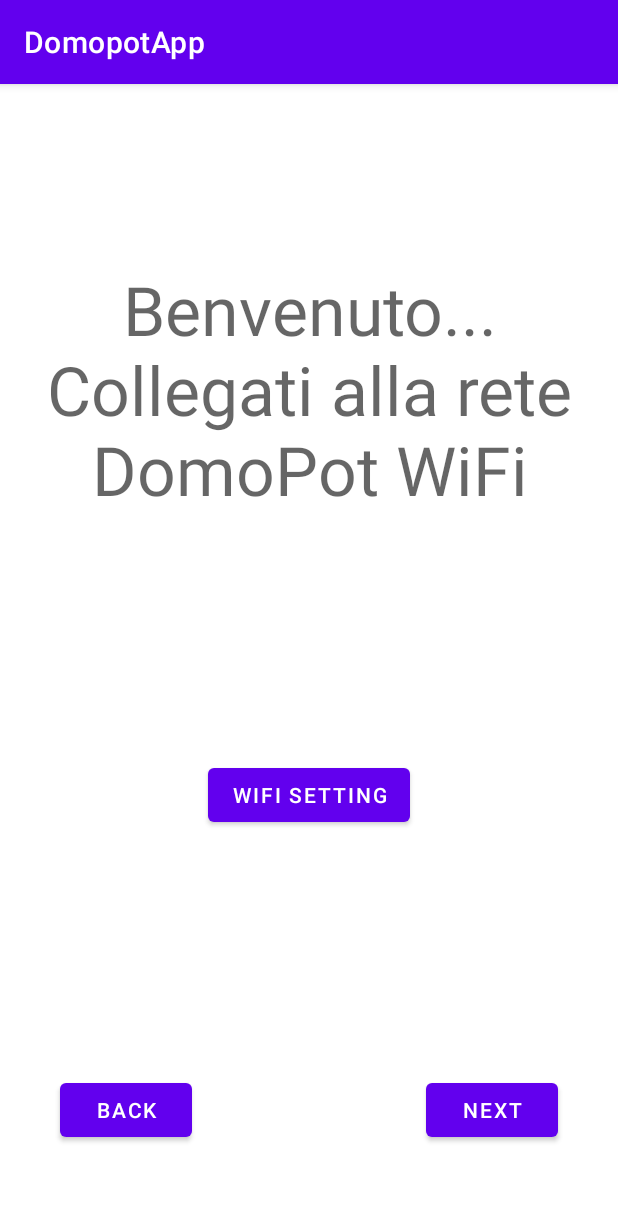
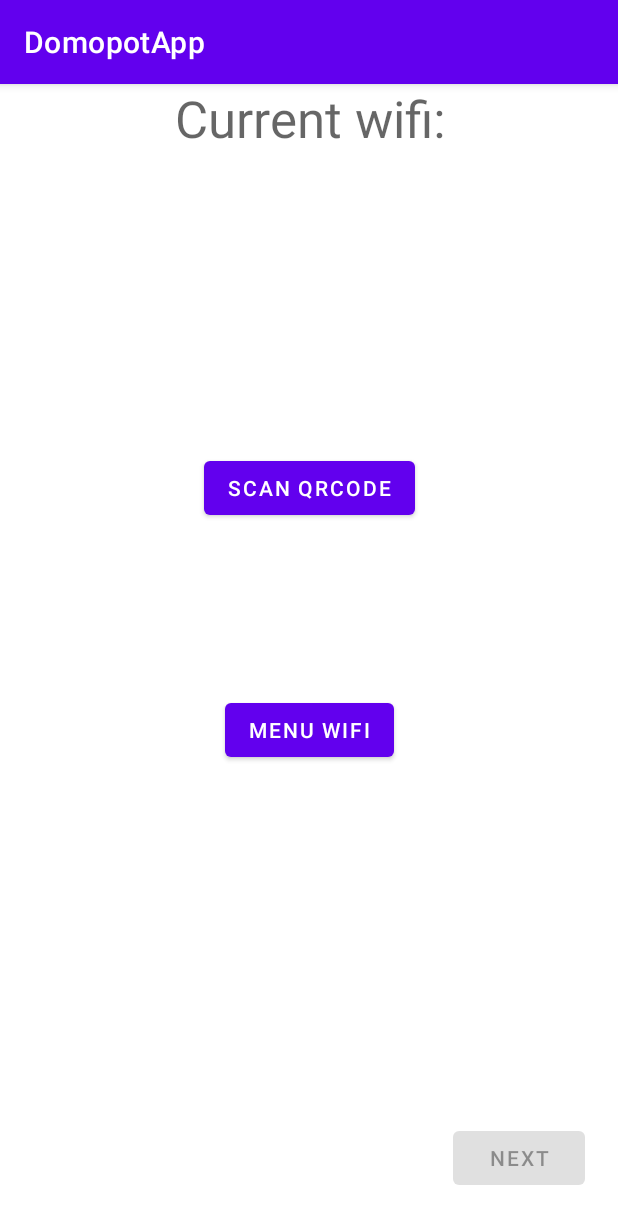
Before and after one commit to ismaelePiparo/Domopot, an Android app: the ConfigStep1 screen opened through its navigation route, on a phone screen of 412 x 824 dp. Shown: the top 1224 px of the screen. Run offline under Robolectric (Android 15) with nearby library versions, the phone set to English and light mode, and no system bars.

Commit message:
Aggiunta scelta reti wifi
Aggiunti tutti i permessi nel manifest file e primo abbozzo del primo step di configurazione del esp8266

```diff
--- a/Android/app/build.gradle
+++ b/Android/app/build.gradle
@@ -45,5 +45,6 @@ dependencies {
     implementation 'com.android.volley:volley:1.1.0'
     implementation 'androidx.navigation:navigation-fragment-ktx:2.3.5'
     implementation 'androidx.navigation:navigation-ui-ktx:2.3.5'
+    implementation 'androidx.fragment:fragment-ktx:1.4.0'
 
 }
--- a/Android/app/src/main/java/com/example/domopotapp/ui/main/ConfigStep1.kt
+++ b/Android/app/src/main/java/com/example/domopotapp/ui/main/ConfigStep1.kt
@@ -1,9 +1,17 @@
 package com.example.domopotapp.ui.main
 
+import android.content.BroadcastReceiver
+import android.content.Context
+import android.content.Intent
+import android.content.IntentFilter
+import android.net.wifi.WifiManager
 import android.os.Bundle
+import android.provider.Settings
 import androidx.fragment.app.Fragment
 import android.view.View
 import android.widget.Button
+import android.widget.TextView
+import androidx.fragment.app.activityViewModels
 import androidx.navigation.fragment.findNavController
 
 import com.example.domopotapp.R
@@ -18,19 +26,78 @@ class ConfigStep1 : Fragment(R.layout.fragment_config_setp_1) {
         }
     }
 
+    private val viewModel by activityViewModels<MainViewModel>()
+
+    private val TAG = ConfigStep1::class.java.name
+
+    private var wifiManager: WifiManager? = null
+    private lateinit var scanBtn: Button
+    private lateinit var nextBtn: Button
+    private lateinit var wifiBtn: Button
+    private lateinit var infoWifi: TextView
+    private var currentWifi: String =""
+
 
     override fun onViewCreated(view: View, savedInstanceState: Bundle?) {
         super.onViewCreated(view, savedInstanceState)
-        val next=view.findViewById<Button>(R.id.add)
-        val back=view.findViewById<Button>(R.id.back)
 
-        next.setOnClickListener{
+        nextBtn=view.findViewById<Button>(R.id.next)
+        infoWifi=view.findViewById<TextView>(R.id.current_wifi)
+        scanBtn=view.findViewById<Button>(R.id.scanBtn)
+        wifiBtn=view.findViewById<Button>(R.id.wifiMenu)
+        wifiManager = requireActivity().getApplicationContext().getSystemService(Context.WIFI_SERVICE) as WifiManager
+
+        wifiBtn.setOnClickListener {
+            val intent = Intent(Settings.ACTION_WIFI_SETTINGS)
+            startActivity(intent)
+        }
+
+        nextBtn.isEnabled=false
+        nextBtn.setOnClickListener{
             findNavController().navigate(R.id.action_configStep_1_to_configStep_2)
         }
+    }
+    var wifiStatus: BroadcastReceiver = object : BroadcastReceiver() {
+        override fun onReceive(context: Context, intent: Intent) {
+            val wifiStateExtra = intent.getIntExtra(
+                WifiManager.EXTRA_WIFI_STATE,
+                WifiManager.WIFI_STATE_UNKNOWN
+            )
+            when (wifiStateExtra) {
+                WifiManager.WIFI_STATE_ENABLED -> {
+                    infoWifi.text="connessione in corso..."
+                }
+                WifiManager.WIFI_STATE_DISABLED -> {
+                    infoWifi.text="NO WIFI"
+                }
+            }
+        }
+    }
 
-        back.setOnClickListener{
-            findNavController().navigate(R.id.action_configStep_1_to_home)
+    var networkStatus: BroadcastReceiver = object : BroadcastReceiver() {
+        override fun onReceive(context: Context, intent: Intent) {
+            if(wifiManager!!.connectionInfo.ssid.equals("<unknown ssid>") && wifiManager!!.isWifiEnabled){
+                infoWifi.text = "connessione in corso..."
+            }else if (!wifiManager!!.isWifiEnabled){
+                infoWifi.text="NO WIFI"
+            }else{
+                infoWifi.text=wifiManager!!.connectionInfo.ssid
+                if(wifiManager!!.connectionInfo.ssid.equals("\"" + "AndroidWifi" + "\"")){
+                    nextBtn.isEnabled=true
+                }
+            }
         }
+    }
 
+    override fun onResume() {
+        super.onResume()
+        requireActivity().registerReceiver(wifiStatus, IntentFilter(WifiManager.WIFI_STATE_CHANGED_ACTION))
+        requireActivity().registerReceiver(networkStatus, IntentFilter(WifiManager.NETWORK_STATE_CHANGED_ACTION))
+    }
+
+    override fun onPause(){
+        super.onPause()
+        requireActivity().unregisterReceiver(wifiStatus)
+        requireActivity().unregisterReceiver(networkStatus)
     }
 }
--- a/Android/app/src/main/res/layout/fragment_config_setp_1.xml
+++ b/Android/app/src/main/res/layout/fragment_config_setp_1.xml
@@ -8,45 +8,46 @@
     tools:context=".ui.main.ConfigStep1">
 
     <TextView
-        android:id="@+id/message"
+        android:id="@+id/current_wifi"
         android:layout_width="wrap_content"
         android:layout_height="wrap_content"
-        android:layout_marginTop="120dp"
         android:gravity="center"
-        android:text="Benvenuto... Collegati alla rete DomoPot WiFi"
-        android:textAppearance="@style/TextAppearance.AppCompat.Display2"
+        android:text="Current wifi:"
+        android:textAppearance="@style/TextAppearance.AppCompat.Display1"
         app:layout_constraintEnd_toEndOf="parent"
         app:layout_constraintStart_toStartOf="parent"
         app:layout_constraintTop_toTopOf="parent" />
 
     <Button
-        android:id="@+id/wifi_setting"
+        android:id="@+id/wifiMenu"
         android:layout_width="wrap_content"
         android:layout_height="wrap_content"
-        android:text="WiFi Setting"
-        app:layout_constraintBottom_toTopOf="@+id/add"
+        android:layout_marginTop="-200dp"
+        android:text="menu Wifi"
+        app:layout_constraintBottom_toBottomOf="parent"
         app:layout_constraintEnd_toEndOf="parent"
         app:layout_constraintStart_toStartOf="parent"
-        app:layout_constraintTop_toBottomOf="@+id/message" />
+        app:layout_constraintTop_toBottomOf="@+id/scanBtn" />
 
     <Button
-        android:id="@+id/add"
+        android:id="@+id/scanBtn"
         android:layout_width="wrap_content"
         android:layout_height="wrap_content"
-        android:layout_marginEnd="40dp"
-        android:layout_marginBottom="60dp"
+        android:layout_marginTop="200dp"
+        android:text="Scan QrCode"
+        app:layout_constraintEnd_toEndOf="parent"
+        app:layout_constraintStart_toStartOf="parent"
+        app:layout_constraintTop_toBottomOf="@+id/current_wifi" />
+
+    <Button
+        android:id="@+id/next"
+        android:layout_width="wrap_content"
+        android:layout_height="wrap_content"
+        android:layout_marginBottom="28dp"
         android:text="Next"
         app:layout_constraintBottom_toBottomOf="parent"
-        app:layout_constraintEnd_toEndOf="parent" />
-
-    <Button
-        android:id="@+id/back"
-        android:layout_width="wrap_content"
-        android:layout_height="wrap_content"
-        android:layout_marginStart="40dp"
-        android:layout_marginBottom="60dp"
-        android:text="Back"
-        app:layout_constraintBottom_toBottomOf="parent"
+        app:layout_constraintEnd_toEndOf="parent"
+        app:layout_constraintHorizontal_bias="0.933"
         app:layout_constraintStart_toStartOf="parent" />
 
 </androidx.constraintlayout.widget.ConstraintLayout>
```
Also changed, not shown: Android/app/src/main/AndroidManifest.xml (+8 -0 lines), Android/app/src/main/java/com/example/domopotapp/MainActivity.kt (+16 -0 lines).
